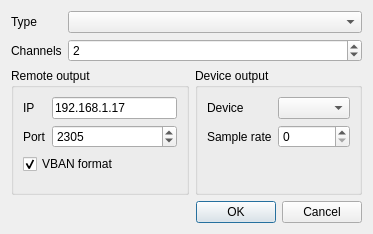
Before: the Qt Designer form gui/NewOutputInstanceDialog.ui in amurzeau/damc, drawn with Qt 5.
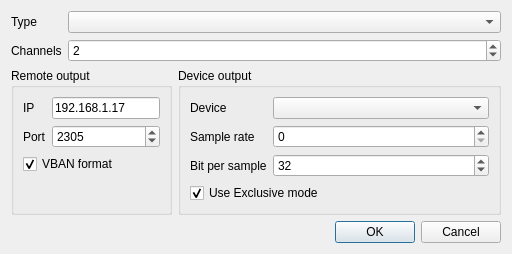
After: the same form once the commit is applied.

What changed in the file:
```diff
--- a/gui/NewOutputInstanceDialog.ui
+++ b/gui/NewOutputInstanceDialog.ui
@@ -6,7 +6,7 @@
    <rect>
     <x>0</x>
     <y>0</y>
-    <width>373</width>
+    <width>512</width>
     <height>234</height>
    </rect>
   </property>
@@ -29,6 +29,12 @@
       </item>
       <item row="0" column="1">
        <widget class="QLineEdit" name="remoteIpEdit">
+        <property name="sizePolicy">
+         <sizepolicy hsizetype="Preferred" vsizetype="Fixed">
+          <horstretch>0</horstretch>
+          <verstretch>0</verstretch>
+         </sizepolicy>
+        </property>
         <property name="text">
          <string>192.168.1.17</string>
         </property>
@@ -78,7 +84,14 @@
        </widget>
       </item>
       <item row="0" column="1">
-       <widget class="QComboBox" name="deviceDeviceCombo"/>
+       <widget class="QComboBox" name="deviceDeviceCombo">
+        <property name="sizePolicy">
+         <sizepolicy hsizetype="Expanding" vsizetype="Fixed">
+          <horstretch>0</horstretch>
+          <verstretch>0</verstretch>
+         </sizepolicy>
+        </property>
+       </widget>
       </item>
       <item row="1" column="0">
        <widget class="QLabel" name="sampleRateLabel">
@@ -97,6 +110,30 @@
         </property>
        </widget>
       </item>
+      <item row="2" column="0">
+       <widget class="QLabel" name="bitPerSampleLabel">
+        <property name="text">
+         <string>Bit per sample</string>
+        </property>
+       </widget>
+      </item>
+      <item row="2" column="1">
+       <widget class="QSpinBox" name="bitPerSampleSpinBox">
+        <property name="value">
+         <number>32</number>
+        </property>
+       </widget>
+      </item>
+      <item row="3" column="0" colspan="2">
+       <widget class="QCheckBox" name="useExclusiveModeCheckBox">
+        <property name="text">
+         <string>Use Exclusive mode</string>
+        </property>
+        <property name="checked">
+         <bool>true</bool>
+        </property>
+       </widget>
+      </item>
      </layout>
     </widget>
    </item>
```
